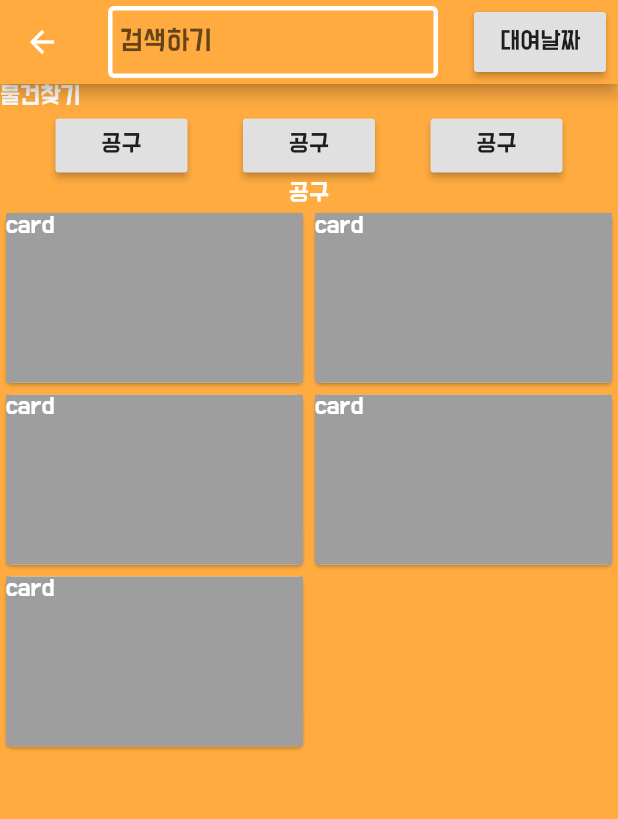
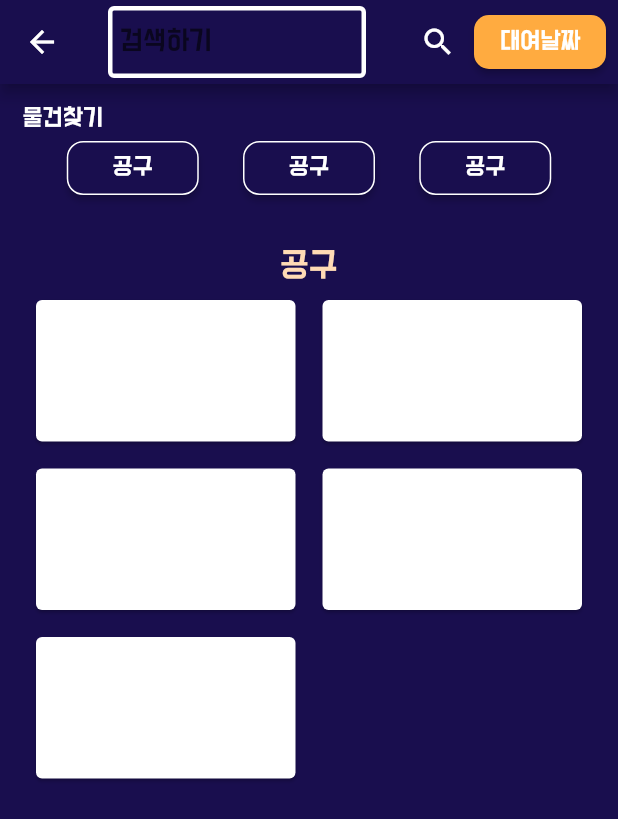
Before and after one commit to viaSSH/ddip, a Flutter app: the HomePage screen opened by its route, after a tap on "물품", on a phone screen of 412 x 824 dp. Shown: the top 819 px of the screen. Run offline on Flutter 3.47's test engine with Material 2 defaults, Android fonts, the phone set to English and light mode, and no system bars; network calls fail.

Commit message:
ui update

```diff
--- a/lib/home.dart
+++ b/lib/home.dart
@@ -18,12 +18,8 @@ class _HomePageState extends State<HomePage> {
         actions: <Widget>[
           Container(
             margin: EdgeInsets.all(8.0),
-            child: MaterialButton(
+            child: FlatButton(
               padding: EdgeInsets.all(4.0),
-              color: Colors.orangeAccent,
-              shape: RoundedRectangleBorder(
-                  borderRadius: BorderRadius.circular(13)
-              ),
               child: Text("물건올리기", style: TextStyle(color: Colors.white)),
               onPressed: (){
                 Navigator.pushNamed(context, '/addItem');
@@ -60,6 +56,7 @@ class _HomePageState extends State<HomePage> {
               ),
               ListTile(
                 title: Text("마이페이지"),
+
                 onTap: () {
                   Navigator.pushNamed(context, '/myPage');
 
@@ -109,11 +106,17 @@ class _CategorySection extends StatefulWidget {
 class _CategorySectionState extends State<_CategorySection> {
 
   Widget build(BuildContext context) {
-    return Row(
+    return Padding(
+      padding: const EdgeInsets.all(10.0),
+      child: Row(
         mainAxisAlignment: MainAxisAlignment.spaceEvenly,
         children: <Widget>[
           RaisedButton(
-          child: Text('물품'),
+            child: Text('물품',style: TextStyle(color: Colors.white)),
+            color: Colors.orangeAccent,
+            shape: RoundedRectangleBorder(
+                borderRadius: BorderRadius.circular(10)
+            ),
             onPressed: () {
               Navigator.pushNamed(context, '/search',
                 arguments: 'item'
@@ -121,24 +124,37 @@ class _CategorySectionState extends State<_CategorySection> {
             },
           ),
           RaisedButton(
-          child: Text('사람'),
+            child: Text('사람',style: TextStyle(color: Colors.white)),
+            color: Colors.orangeAccent,
+            shape: RoundedRectangleBorder(
+                borderRadius: BorderRadius.circular(10)
+            ),
             onPressed: () {
 
             },
           ),
           RaisedButton(
-          child: Text('공간'),
+            child: Text('공간',style: TextStyle(color: Colors.white)),
+            color: Colors.orangeAccent,
+            shape: RoundedRectangleBorder(
+                borderRadius: BorderRadius.circular(10)
+            ),
             onPressed: () {
 
             },
           ),
           RaisedButton(
-          child: Text('노하우'),
+            child: Text('노하우',style: TextStyle(color: Colors.white)),
+            color: Colors.orangeAccent,
+            shape: RoundedRectangleBorder(
+                borderRadius: BorderRadius.circular(10)
+            ),
             onPressed: () {
 
             },
           ),
         ],
+      ),
     );
   }
 }
@@ -156,10 +172,11 @@ class _TopCategorySectionState extends State<_TopCategorySection> {
   Widget build(BuildContext context) {
     final double cardWidth = 100.0;
     final double cardHeight = 100.0;
-    return Column(
+    return Padding(
+      padding: const EdgeInsets.fromLTRB(15, 30, 15, 10),
+      child: Column(
         mainAxisAlignment: MainAxisAlignment.center,
         crossAxisAlignment: CrossAxisAlignment.start,
-
         children: <Widget>[
           Text("물건"),
           Container(
@@ -168,30 +185,29 @@ class _TopCategorySectionState extends State<_TopCategorySection> {
             child: ListView(
               shrinkWrap: true,
               scrollDirection: Axis.horizontal,
-            padding: EdgeInsets.symmetric(horizontal: 8.0),
               children: <Widget>[
                 Container(
                   width: cardWidth,
                   margin: EdgeInsets.symmetric(horizontal: 8.0),
-                color: Colors.blue,
+                  color: Colors.white,
                   child: Text("item"),
                 ),
                 Container(
                   width: cardWidth,
                   margin: EdgeInsets.symmetric(horizontal: 8.0),
-                color: Colors.blue,
+                  color: Colors.white,
                   child: Text("item"),
                 ),
                 Container(
                   width: cardWidth,
                   margin: EdgeInsets.symmetric(horizontal: 8.0),
-                color: Colors.blue,
+                  color: Colors.white,
                   child: Text("item"),
                 ),
                 Container(
                   width: cardWidth,
                   margin: EdgeInsets.symmetric(horizontal: 8.0),
-                color: Colors.blue,
+                  color: Colors.white,
                   child: Text("item"),
                 ),
 
@@ -206,30 +222,29 @@ class _TopCategorySectionState extends State<_TopCategorySection> {
             child: ListView(
               shrinkWrap: true,
               scrollDirection: Axis.horizontal,
-            padding: EdgeInsets.symmetric(horizontal: 8.0),
               children: <Widget>[
                 Container(
                   width: cardWidth,
                   margin: EdgeInsets.symmetric(horizontal: 8.0),
-                color: Colors.blue,
+                  color: Colors.white,
                   child: Text("item"),
                 ),
                 Container(
                   width: cardWidth,
                   margin: EdgeInsets.symmetric(horizontal: 8.0),
-                color: Colors.blue,
+                  color: Colors.white,
                   child: Text("item"),
                 ),
                 Container(
                   width: cardWidth,
                   margin: EdgeInsets.symmetric(horizontal: 8.0),
-                color: Colors.blue,
+                  color: Colors.white,
                   child: Text("item"),
                 ),
                 Container(
                   width: cardWidth,
                   margin: EdgeInsets.symmetric(horizontal: 8.0),
-                color: Colors.blue,
+                  color: Colors.white,
                   child: Text("item"),
                 ),
 
@@ -244,30 +259,29 @@ class _TopCategorySectionState extends State<_TopCategorySection> {
             child: ListView(
               shrinkWrap: true,
               scrollDirection: Axis.horizontal,
-            padding: EdgeInsets.symmetric(horizontal: 8.0),
               children: <Widget>[
                 Container(
                   width: cardWidth,
                   margin: EdgeInsets.symmetric(horizontal: 8.0),
-                color: Colors.blue,
+                  color: Colors.white,
                   child: Text("item"),
                 ),
                 Container(
                   width: cardWidth,
                   margin: EdgeInsets.symmetric(horizontal: 8.0),
-                color: Colors.blue,
+                  color: Colors.white,
                   child: Text("item"),
                 ),
                 Container(
                   width: cardWidth,
                   margin: EdgeInsets.symmetric(horizontal: 8.0),
-                color: Colors.blue,
+                  color: Colors.white,
                   child: Text("item"),
                 ),
                 Container(
                   width: cardWidth,
                   margin: EdgeInsets.symmetric(horizontal: 8.0),
-                color: Colors.blue,
+                  color: Colors.white,
                   child: Text("item"),
                 ),
 
@@ -277,6 +291,7 @@ class _TopCategorySectionState extends State<_TopCategorySection> {
 
 
         ],
+      ),
     );
 
   }
--- a/lib/search.dart
+++ b/lib/search.dart
@@ -15,7 +15,7 @@ class _SearchPageState extends State<SearchPage> {
     return Scaffold(
       appBar: AppBar(
         centerTitle: true,
-        backgroundColor: Colors.orangeAccent,
+        backgroundColor:Color.fromARGB(255, 25, 14, 78),
         title: TextField(
           controller: _searchQuery,
           decoration: InputDecoration(
@@ -27,10 +27,9 @@ class _SearchPageState extends State<SearchPage> {
               borderSide: BorderSide(color: Colors.white, width: 3.0),
             ),
             contentPadding: EdgeInsets.all(8.0),
-//          fillColor: Colors.red, //색이 왜 안바뀌냐 ㅡ.ㅡ
+//            fillColor: Colors.red, //색이 왜 안바뀌냐 ㅡ.ㅡ
             hintText: "검색하기"
           ),
-
           style: TextStyle(
             color: Colors.purple
           ),
@@ -38,15 +37,31 @@ class _SearchPageState extends State<SearchPage> {
         actions: <Widget>[
           Container(
             margin: EdgeInsets.all(8.0),
-            child: RaisedButton(
-              child: Text("대여날짜"),
+            child: Row(
+                children: <Widget>[
+                  IconButton(
+                    icon: Icon(
+                      Icons.search,
+                      semanticLabel: 'search',
+                      color: Colors.white
+                    )
+                  ),
+                  RaisedButton(
+                  child: Text("대여날짜",style:TextStyle(color: Colors.white)),
                   padding: EdgeInsets.all(4.0),
+                  color: Colors.orangeAccent,
+                  shape: RoundedRectangleBorder(
+                      borderRadius: BorderRadius.circular(10)
+                  ),
                 onPressed: (){},
+              ),
+            ]
             ),
           ),
         ],
+
       ),
-      backgroundColor: Colors.orangeAccent,
+      backgroundColor: Color.fromARGB(255, 25, 14, 78),
       body: ListView(
 
         children: <Widget>[
@@ -66,7 +81,9 @@ class _QuickQuerySection extends StatefulWidget {
 class _QuickQuerySectionState extends State<_QuickQuerySection> {
 
   Widget build(BuildContext context) {
-    return Column(
+    return Padding(
+      padding: const EdgeInsets.all(15.0),
+      child: Column(
 //      mainAxisAlignment: MainAxisAlignment.start,
         crossAxisAlignment: CrossAxisAlignment.start,
         children: <Widget>[
@@ -75,17 +92,32 @@ class _QuickQuerySectionState extends State<_QuickQuerySection> {
             mainAxisAlignment: MainAxisAlignment.spaceEvenly,
             children: <Widget>[
               RaisedButton(
-              child: Text("공구"),
+                child: Text("공구",style:TextStyle(color: Colors.white)),
+                color: Color.fromARGB(255, 25, 14, 78),
+                shape: RoundedRectangleBorder(
+                    borderRadius: BorderRadius.circular(11),
+                    side: BorderSide(color: Colors.white, width: 1.0),
+                ),
                 onPressed: (){
                 },
               ),
               RaisedButton(
-              child: Text("공구"),
+                child: Text("공구",style:TextStyle(color: Colors.white)),
+                color: Color.fromARGB(255, 25, 14, 78),
+                shape: RoundedRectangleBorder(
+                    borderRadius: BorderRadius.circular(11),
+                  side: BorderSide(color: Colors.white, width: 1.0),
+                ),
                 onPressed: (){
                 },
               ),
               RaisedButton(
-              child: Text("공구"),
+                child: Text("공구",style:TextStyle(color: Colors.white)),
+                color: Color.fromARGB(255, 25, 14, 78),
+                shape: RoundedRectangleBorder(
+                    borderRadius: BorderRadius.circular(11),
+                  side: BorderSide(color: Colors.white, width: 1.0),
+                ),
                 onPressed: (){
                 },
               ),
@@ -95,6 +127,7 @@ class _QuickQuerySectionState extends State<_QuickQuerySection> {
           ),
 
         ],
+      ),
     );
   }
 }
@@ -107,17 +140,20 @@ class _ItemSection extends StatefulWidget {
 class _ItemSectionState extends State<_ItemSection> {
 
   Widget build(BuildContext context) {
-    return Column(
+    return Padding(
+      padding: const EdgeInsets.all(15.0),
+      child: Column(
         children: <Widget>[
-        Text("공구"),
+          Text("공구",style: TextStyle(fontSize: 20.0, color:Color.fromARGB(255,255,219,181))),
           GridView.count(
             crossAxisCount: 2,
             shrinkWrap: true,
             childAspectRatio: 1.7/1,
             physics: ScrollPhysics(), // 스크롤 가능하게 해줌
             children: List.generate(5, (index) {
-            return Card(
-
+              return Padding(
+                padding: const EdgeInsets.all(5.0),
+                child: Card(
                   child: InkWell(
                     splashColor: Colors.blue.withAlpha(30),
                     onTap: () {
@@ -126,17 +162,20 @@ class _ItemSectionState extends State<_ItemSection> {
                       );
                     },
                     child: Container(
-                  width: 200,
+                      decoration: BoxDecoration(
+                        borderRadius: new BorderRadius.circular(10.0),
+                      ),
+                      width: 180,
                       height: 100,
-
-                  color: Colors.grey,
-                  child: Text("card" ),
+                      child: Text("card"),
+                    ),
                   ),
                 ),
               );
             }),
           )
         ],
+      ),
     );
   }
 }
```
Also changed, not shown: lib/addItem.dart (+8 -5 lines), lib/detail.dart (+40 -13 lines). Lines whose indentation alone changed are shown as unchanged.
